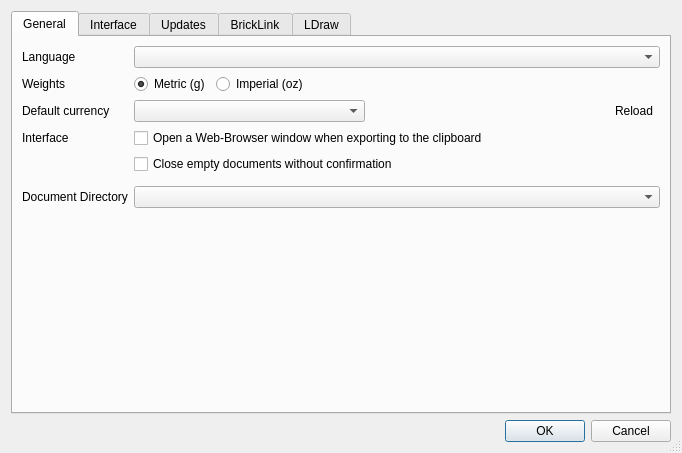
Qt form src/settingsdialog.ui (rgriebl/brickstore) before a commit.
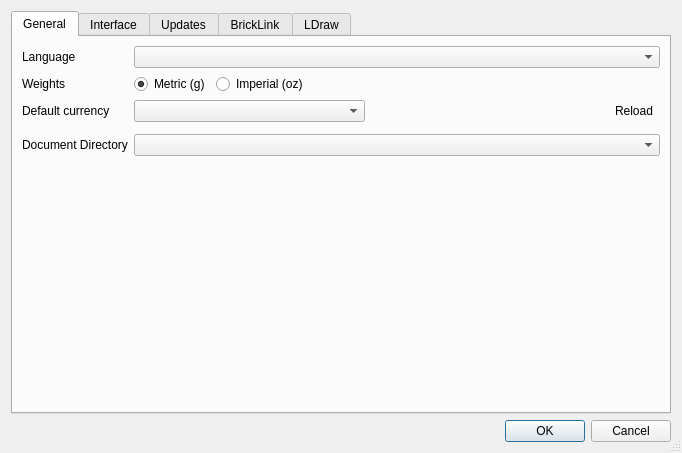
The same form after that commit. Icons and pictures are not drawn.

Commit message: Remove 2 obscure options from settings (close empty/open browser)

Diff of the .ui file:
```diff
--- a/src/settingsdialog.ui
+++ b/src/settingsdialog.ui
@@ -166,28 +166,7 @@
          </layout>
         </widget>
        </item>
-       <item row="3" column="0">
-        <widget class="QLabel" name="label_28">
-         <property name="text">
-          <string>Interface</string>
-         </property>
-        </widget>
-       </item>
-       <item row="3" column="1">
-        <widget class="QCheckBox" name="w_openbrowser">
-         <property name="text">
-          <string>Open a Web-Browser window when exporting to the clipboard</string>
-         </property>
-        </widget>
-       </item>
        <item row="4" column="1">
-        <widget class="QCheckBox" name="w_closeempty">
-         <property name="text">
-          <string>Close empty documents without confirmation</string>
-         </property>
-        </widget>
-       </item>
-       <item row="6" column="1">
         <widget class="QWidget" name="widget_3" native="true">
          <layout class="QVBoxLayout" name="verticalLayout">
           <property name="spacing">
@@ -208,14 +187,14 @@
          </layout>
         </widget>
        </item>
-       <item row="7" column="0">
+       <item row="5" column="0">
         <widget class="QLabel" name="label_30">
          <property name="text">
           <string>Document Directory</string>
          </property>
         </widget>
        </item>
-       <item row="7" column="1">
+       <item row="5" column="1">
         <widget class="QComboBox" name="w_docdir">
          <property name="sizeAdjustPolicy">
           <enum>QComboBox::AdjustToContents</enum>
```
The commit also changes 6 other files.
